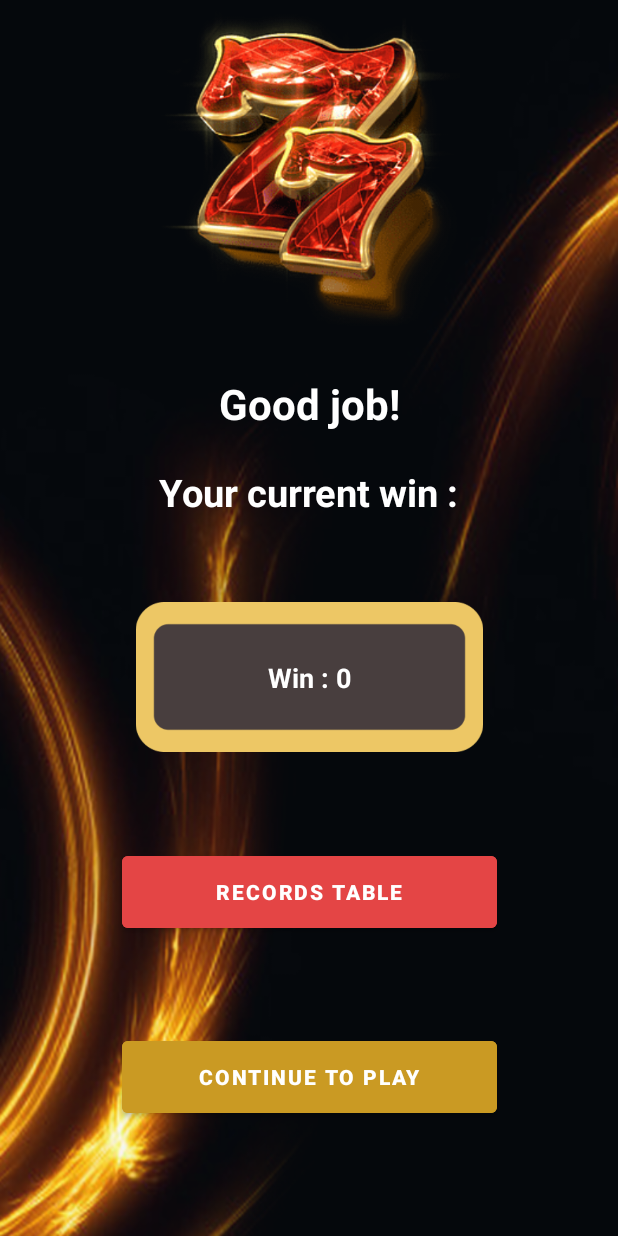
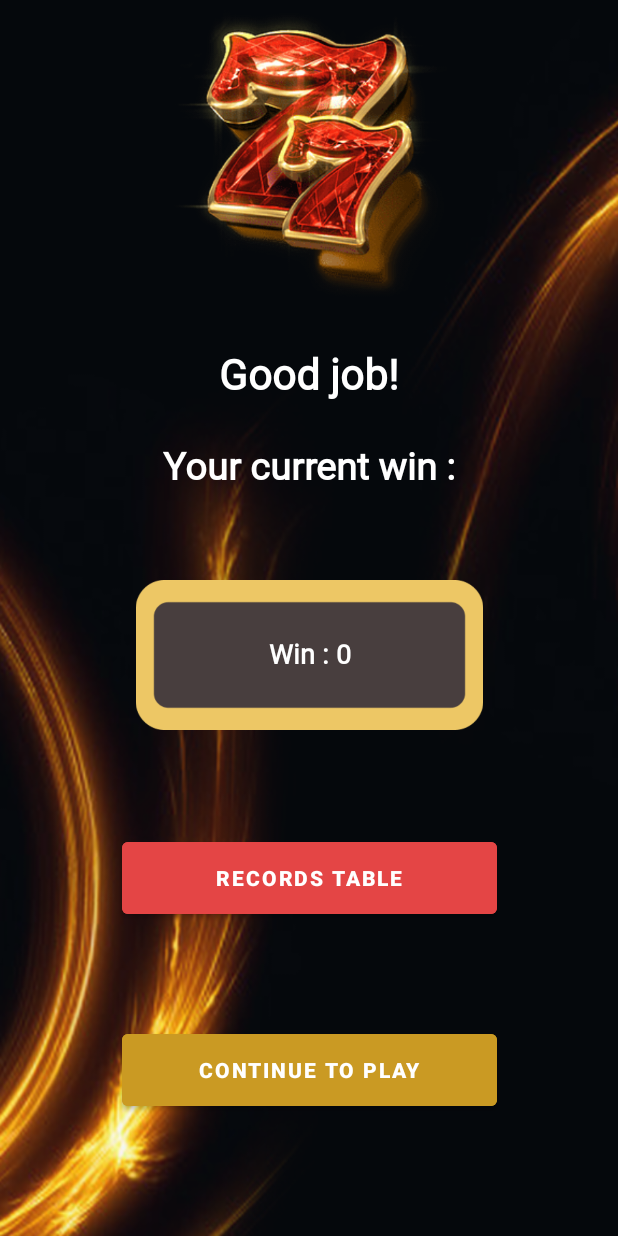
Before and after one commit to marinaMobile/MiraculousSpike, an Android app: the WarninsScreen screen opened directly, with no data from a screen before it, on a phone screen of 412 x 824 dp. Run offline under Robolectric (Android 15) with nearby library versions, the phone set to English and light mode, and no system bars.

Commit message:
new design_1.0

```diff
--- a/app/src/main/res/layout/activity_warnins_screen.xml
+++ b/app/src/main/res/layout/activity_warnins_screen.xml
@@ -10,7 +10,7 @@
     <ImageView
         android:id="@+id/imageView3"
         android:layout_width="250dp"
-        android:layout_height="220dp"
+        android:layout_height="200dp"
         app:layout_constraintEnd_toEndOf="parent"
         app:layout_constraintStart_toStartOf="parent"
         app:layout_constraintTop_toTopOf="parent"
@@ -22,6 +22,7 @@
         android:layout_height="wrap_content"
         android:layout_marginTop="30dp"
         android:text="Good job!"
+        android:fontFamily="@font/jost_bold"
         android:textColor="@color/white"
         android:textSize="28sp"
         android:textStyle="bold"
@@ -60,6 +61,8 @@
         android:text="TextView"
         android:textStyle="bold"
         android:textSize="18sp"
+        android:fontFamily="@font/jost_bold"
+        android:includeFontPadding="false"
         android:textColor="@color/white"
         app:layout_constraintBottom_toBottomOf="@+id/imageView4"
         app:layout_constraintEnd_toEndOf="@+id/imageView4"
@@ -71,6 +74,7 @@
         android:layout_width="wrap_content"
         android:layout_height="wrap_content"
         android:text="Your current win :"
+        android:fontFamily="@font/jost_bold"
         android:textColor="@color/white"
         android:textSize="25sp"
         android:textStyle="bold"
```
